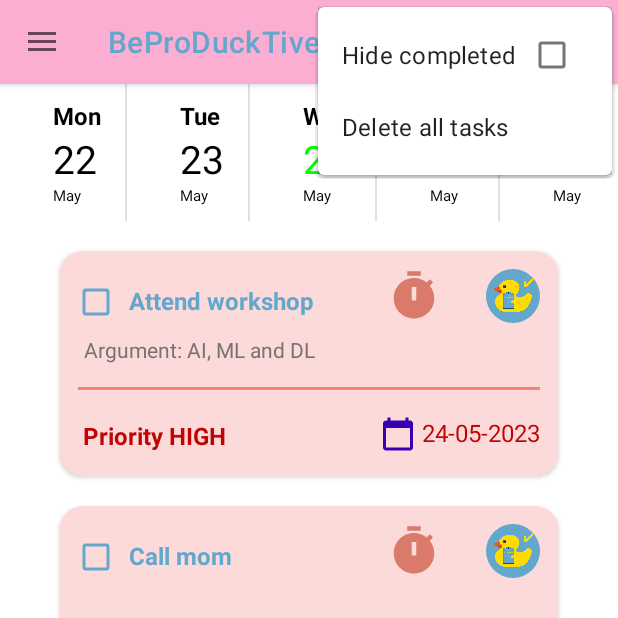
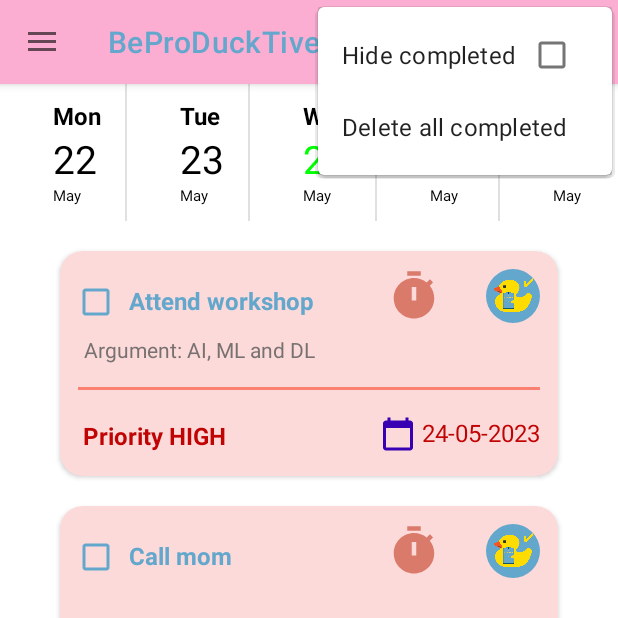
Before and after one commit to danydownload/BeProDuckTive, an Android app: the screen it shows after launch (MainActivity), with the options menu open, on a phone screen of 412 x 824 dp, the top half of it. Run offline under Robolectric (Android 15) with nearby library versions, the phone set to English and light mode, and no system bars; our stand-ins replace CircleImageView, Dagger/Hilt's generated code, Room's generated code.

Commit message:
minor changes

```diff
--- a/app/src/main/java/com/example/beproducktive/data/PreferencesManager.kt
+++ b/app/src/main/java/com/example/beproducktive/data/preferencesmanager/PreferencesManager.kt
@@ -13,6 +13,8 @@ import javax.inject.Inject
 import javax.inject.Singleton
 
 enum class SortOrder { BY_DEADLINE, BY_NAME }
+
+enum class SortOrder2 { BY_NAME, BY_PROJECT_NAME }
 
 data class FilterPreferences(val sortOrder: SortOrder, val hideCompleted: Boolean)
 
--- a/app/src/main/res/layout/item_task.xml
+++ b/app/src/main/res/layout/item_task.xml
@@ -34,10 +34,11 @@
 
         <TextView
             android:id="@+id/textview_task_title"
-            android:layout_width="wrap_content"
+            android:layout_width="160dp"
             android:layout_height="wrap_content"
             android:layout_marginStart="10dp"
             android:layout_marginTop="10dp"
+            android:ellipsize="end"
             android:maxLines="1"
             android:textColor="@color/blue_gray"
             android:textSize="16sp"
--- a/app/src/main/res/menu/menu_fragment_tasks.xml
+++ b/app/src/main/res/menu/menu_fragment_tasks.xml
@@ -34,7 +34,7 @@
 
     <item
         android:id="@+id/action_delete_all_tasks"
-        android:title="Delete all tasks"
+        android:title="Delete all completed"
         app:showAsAction="never" />
 
 
```
